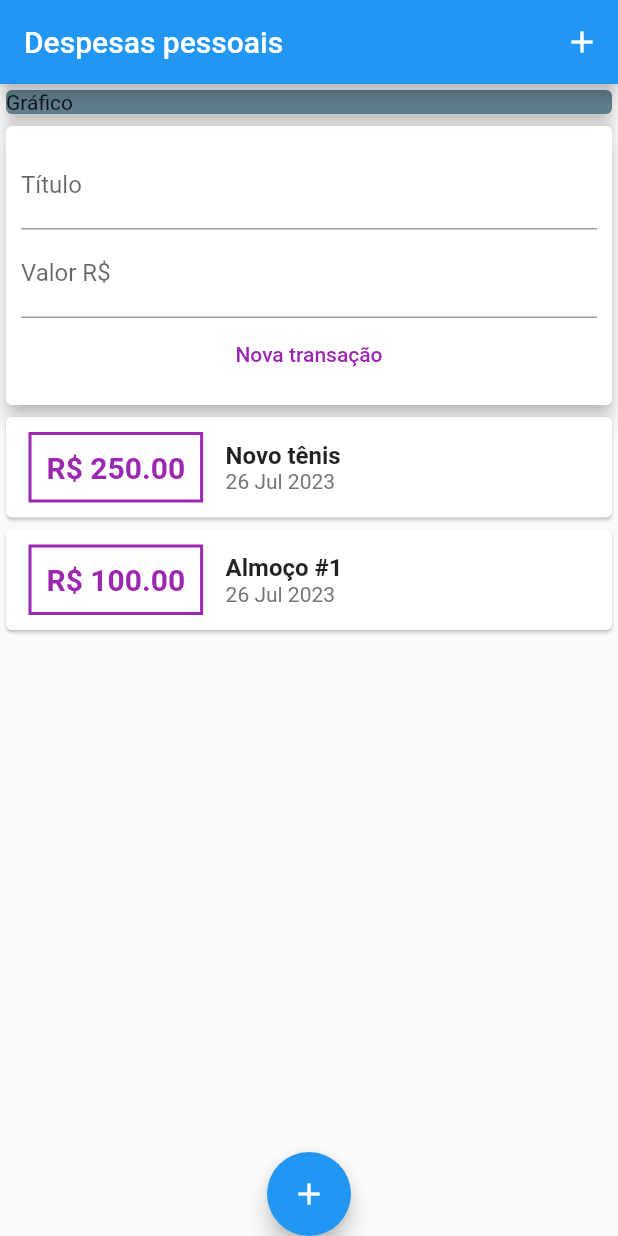
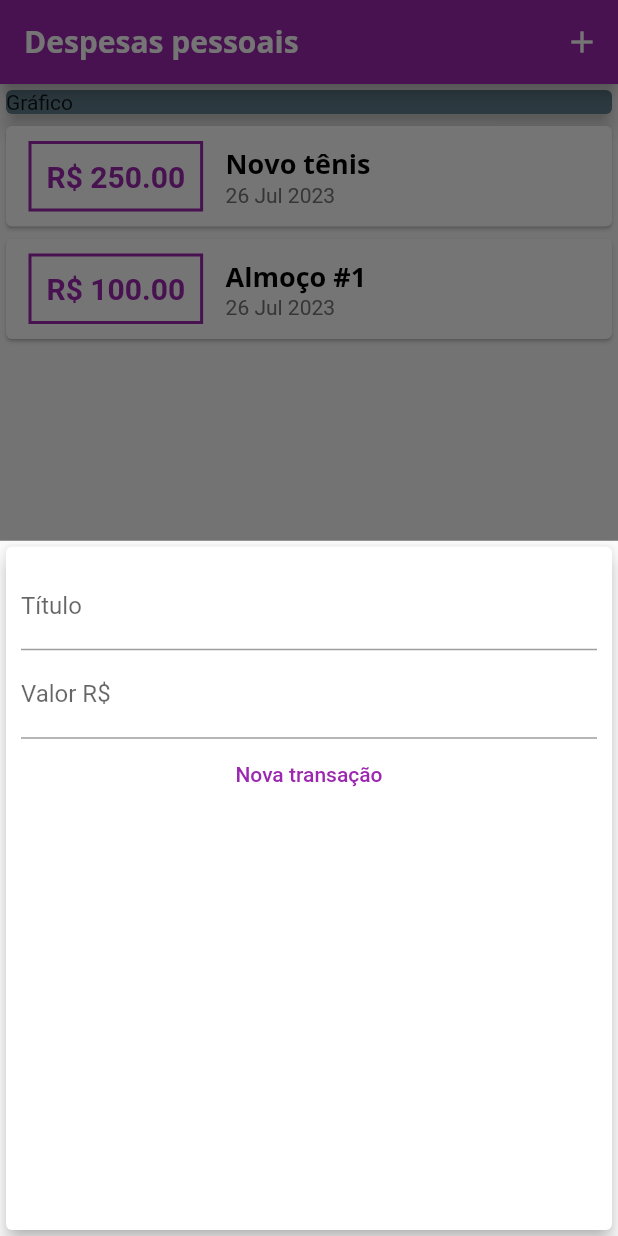
Before and after one commit to santanapaulo/flutter_expenses, a Flutter app: the screen it shows after launch, after a tap on the "add" icon, on a phone screen of 412 x 824 dp. Run offline on Flutter 3.47's test engine with Material 2 defaults, Android fonts, the phone set to English and light mode, and no system bars; our stand-ins replace device_preview.

Commit message:
adding theme

```diff
--- a/lib/components/transaction_form.dart
+++ b/lib/components/transaction_form.dart
@@ -1,12 +1,17 @@
 import 'package:flutter/material.dart';
 
-class TransactionForm extends StatelessWidget {
+class TransactionForm extends StatefulWidget {
+  final void Function(String, double) onSubmit;
+
+  const TransactionForm({super.key, required this.onSubmit});
+
+  @override
+  State<TransactionForm> createState() => _TransactionFormState();
+}
+
+class _TransactionFormState extends State<TransactionForm> {
   final titleController = TextEditingController();
   final valueController = TextEditingController();
-
-  final void Function(String, double) onSubmit;
-
-  TransactionForm({super.key, required this.onSubmit});
 
   _onSubmit() {
     final title = titleController.text;
@@ -14,7 +19,7 @@ class TransactionForm extends StatelessWidget {
     if (title.isEmpty || value <= 0) {
       return;
     }
-    onSubmit(title, value);
+    widget.onSubmit(title, value);
   }
 
   @override
--- a/lib/components/transaction_list.dart
+++ b/lib/components/transaction_list.dart
@@ -21,12 +21,15 @@ class TransactionList extends StatelessWidget {
                   margin:
                       const EdgeInsets.symmetric(horizontal: 15, vertical: 10),
                   decoration: BoxDecoration(
-                      border: Border.all(width: 2, color: Colors.purple)),
+                      border: Border.all(
+                    width: 2,
+                    color: Theme.of(context).colorScheme.primary,
+                  )),
                   padding: const EdgeInsets.all(10),
                   child: Text(
                     'R\$ ${tr.value.toStringAsFixed(2)}',
-                    style: const TextStyle(
-                        color: Colors.purple,
+                    style: TextStyle(
+                        color: Theme.of(context).colorScheme.primary,
                         fontWeight: FontWeight.bold,
                         fontSize: 20),
                   )),
@@ -35,8 +38,7 @@ class TransactionList extends StatelessWidget {
                 children: [
                   Text(
                     tr.title,
-                    style: const TextStyle(
-                        fontSize: 16, fontWeight: FontWeight.bold),
+                    style: Theme.of(context).textTheme.titleLarge,
                   ),
                   Text(
                     DateFormat('d MMM y').format(tr.date),
--- a/lib/components/transaction_user.dart
+++ /dev/null
@@ -1,65 +0,0 @@
-import 'dart:math';
-
-import 'package:expenses/components/transaction_form.dart';
-import 'package:expenses/components/transaction_list.dart';
-import 'package:flutter/material.dart';
-
-import '../models/transaction.dart';
-
-class TransactionUser extends StatefulWidget {
-  const TransactionUser({super.key});
-
-  @override
-  State<TransactionUser> createState() => _TransactionUserState();
-}
-
-class _TransactionUserState extends State<TransactionUser> {
-  final _transactions = [
-    Transaction(
-        id: 'id1', title: 'Novo tênis', value: 250, date: DateTime.now()),
-    Transaction(
-        id: 'id2', title: 'Almoço #1', value: 100, date: DateTime.now()),
-    // Transaction(
-    //     id: 'id3', title: 'Almoço #2', value: 100, date: DateTime.now()),
-    // Transaction(
-    //     id: 'id4', title: 'Almoço #3', value: 100, date: DateTime.now()),
-    // Transaction(
-    //     id: 'id5', title: 'Almoço #4', value: 100, date: DateTime.now()),
-    // Transaction(
-    //     id: 'id6', title: 'Almoço #5', value: 100, date: DateTime.now()),
-    // Transaction(
-    //     id: 'id7', title: 'Almoço #6', value: 100, date: DateTime.now()),
-    // Transaction(
-    //     id: 'id8', title: 'Almoço #7', value: 100, date: DateTime.now()),
-    // Transaction(
-    //     id: 'id9', title: 'Almoço #8', value: 100, date: DateTime.now()),
-    // Transaction(
-    //     id: 'id10', title: 'Almoço #9', value: 100, date: DateTime.now()),
-    // Transaction(
-    //     id: 'id11', title: 'Almoço #10', value: 100, date: DateTime.now()),
-  ];
-
-  _addTransaction(String title, double value) {
-    final transaction = Transaction(
-        id: Random().nextDouble().toString(),
-        title: title,
-        value: value,
-        date: DateTime.now());
-
-    setState(() {
-      _transactions.add(transaction);
-    });
-  }
-
-  @override
-  Widget build(BuildContext context) {
-    return Column(
-      children: [
-        TransactionForm(
-          onSubmit: _addTransaction,
-        ),
-        TransactionList(transactions: _transactions),
-      ],
-    );
-  }
-}
--- a/lib/main.dart
+++ b/lib/main.dart
@@ -1,50 +1,115 @@
-import 'package:expenses/components/transaction_user.dart';
+import 'dart:math';
+
+import 'package:expenses/components/transaction_form.dart';
+import 'package:expenses/models/transaction.dart';
 import 'package:flutter/material.dart';
 import 'package:device_preview/device_preview.dart';
+
+import 'components/transaction_list.dart';
 
 main() => runApp(
       DevicePreview(
         builder: (_) {
-          return const ExpensesApp();
+          return ExpensesApp();
         },
       ),
     );
 
 class ExpensesApp extends StatelessWidget {
-  const ExpensesApp({super.key});
+  ExpensesApp({super.key});
+  final ThemeData theme = ThemeData();
 
   @override
   Widget build(BuildContext context) {
-    return const MaterialApp(home: MyHomePage());
+    return MaterialApp(
+      home: const MyHomePage(),
+      theme: theme.copyWith(
+        colorScheme: theme.colorScheme.copyWith(
+          primary: Colors.purple,
+          secondary: Colors.amber,
+        ),
+        textTheme: theme.textTheme.copyWith(
+          titleLarge: const TextStyle(
+            fontFamily: 'OpenSans',
+            fontSize: 18,
+            fontWeight: FontWeight.bold,
+            color: Colors.black,
+          ),
+        ),
+        appBarTheme: const AppBarTheme(
+          titleTextStyle: TextStyle(
+            fontFamily: 'OpenSans',
+            fontSize: 20,
+            fontWeight: FontWeight.bold,
+          ),
+        ),
+      ),
+    );
   }
 }
 
-class MyHomePage extends StatelessWidget {
+class MyHomePage extends StatefulWidget {
   const MyHomePage({super.key});
+
+  @override
+  State<MyHomePage> createState() => _MyHomePageState();
+}
+
+class _MyHomePageState extends State<MyHomePage> {
+  final _transactions = [
+    Transaction(
+        id: 'id1', title: 'Novo tênis', value: 250, date: DateTime.now()),
+    Transaction(
+        id: 'id2', title: 'Almoço #1', value: 100, date: DateTime.now()),
+  ];
+
+  _addTransaction(String title, double value) {
+    final transaction = Transaction(
+        id: Random().nextDouble().toString(),
+        title: title,
+        value: value,
+        date: DateTime.now());
+
+    setState(() {
+      _transactions.add(transaction);
+    });
+
+    Navigator.of(context).pop();
+  }
+
+  _openTransactionFormModal(BuildContext context) {
+    showModalBottomSheet(
+        context: context,
+        builder: (_) => TransactionForm(onSubmit: _addTransaction));
+  }
 
   @override
   Widget build(BuildContext context) {
     return Scaffold(
       appBar: AppBar(
         title: const Text('Despesas pessoais'),
-        actions: [IconButton(onPressed: () {}, icon: const Icon(Icons.add))],
+        actions: [
+          IconButton(
+              onPressed: () => _openTransactionFormModal(context),
+              icon: const Icon(Icons.add))
+        ],
       ),
       body: SingleChildScrollView(
-        child: Column(
-            crossAxisAlignment: CrossAxisAlignment.stretch,
-            children: const [
-              SizedBox(
+        child:
+            Column(crossAxisAlignment: CrossAxisAlignment.stretch, children: [
+          const SizedBox(
             child: Card(
               color: Colors.blueGrey,
               elevation: 5,
               child: Text('Gráfico'),
             ),
           ),
-              TransactionUser()
+          TransactionList(transactions: _transactions),
         ]),
       ),
-      floatingActionButton:
-          FloatingActionButton(onPressed: () {}, child: const Icon(Icons.add)),
+      floatingActionButton: FloatingActionButton(
+          onPressed: () => _openTransactionFormModal(context),
+          child: const Icon(Icons.add)),
       floatingActionButtonLocation: FloatingActionButtonLocation.centerDocked,
     );
   }
```
Also changed, not shown: pubspec.yaml (+11 -6 lines), assets/fonts/OpenSans-Bold.ttf (added), assets/fonts/OpenSans-Regular.ttf (added), assets/fonts/Quicksand-Bold.ttf (added), assets/fonts/Quicksand-Light.ttf (added), assets/fonts/Quicksand-Medium.ttf (added), assets/fonts/Quicksand-Regular.ttf (added). Lines whose indentation alone changed are shown as unchanged.
